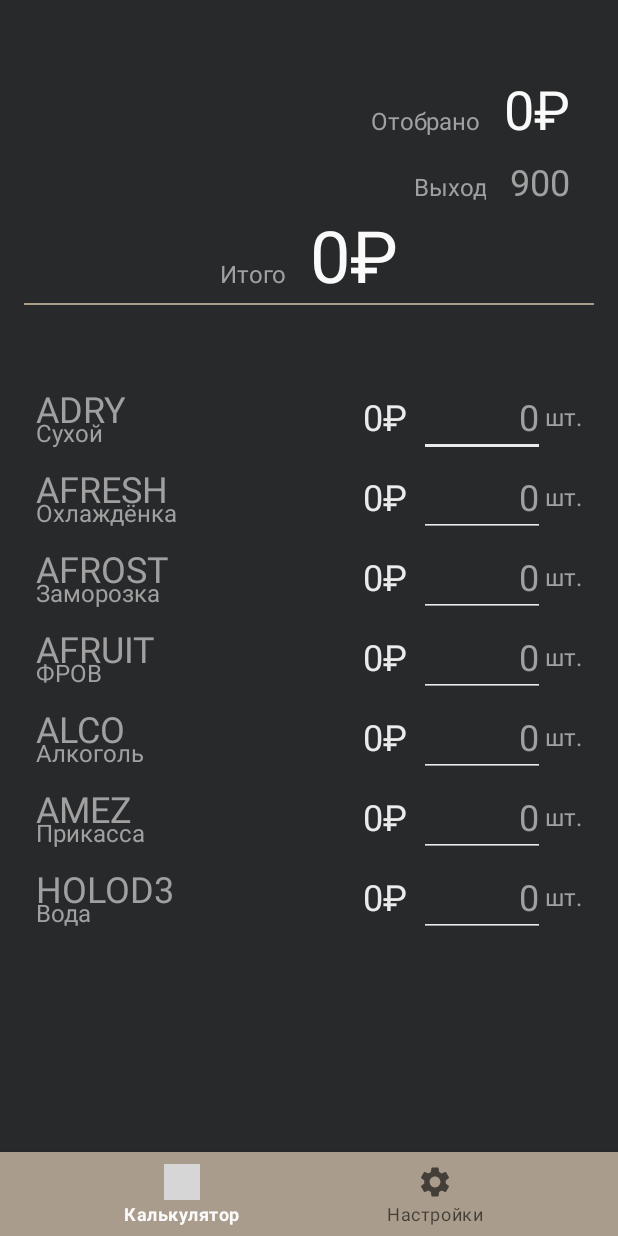
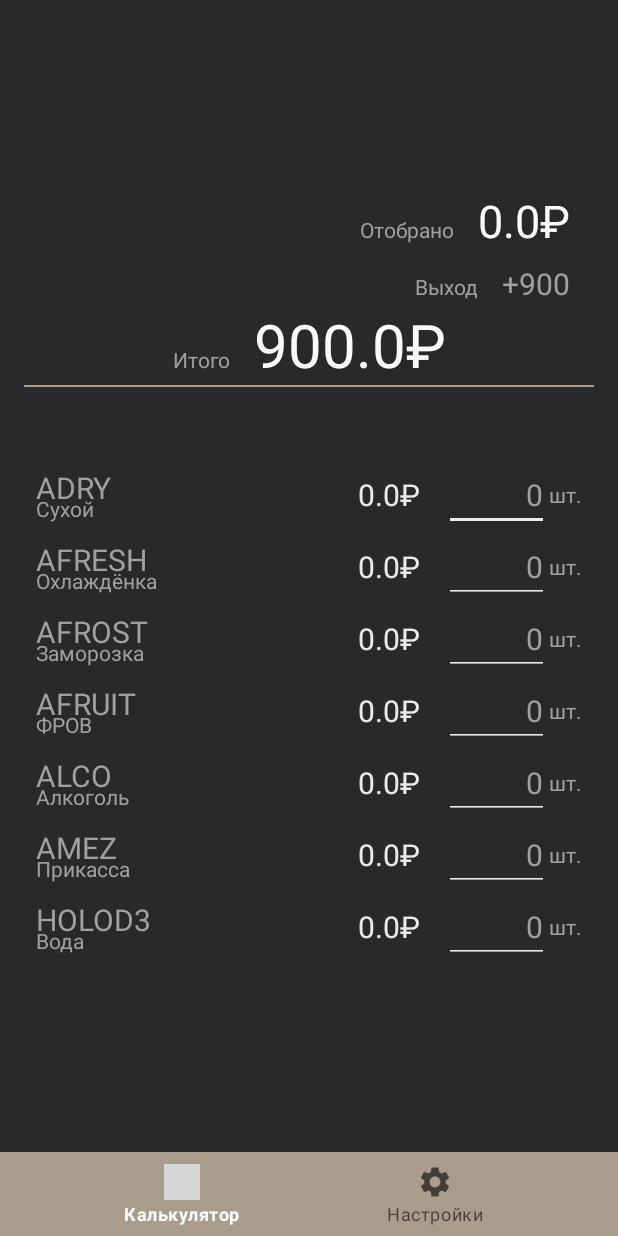
Before and after one commit to trifonovkv/Production, an Android app: the screen it shows after launch (MainActivity), on a phone screen of 412 x 824 dp. Run offline under Robolectric (Android 15) with nearby library versions, the light colour scheme and no system bars; our stand-ins replace navigation-ui; Roboto replaces fonts that are not available here; grey boxes are pictures that could not be loaded.

Commit message:
add scroll view add center settings layout

```diff
--- a/app/src/main/java/com/trifonovkv/production/MainActivity.kt
+++ b/app/src/main/java/com/trifonovkv/production/MainActivity.kt
@@ -3,12 +3,14 @@
 import android.os.Bundle
 import com.google.android.material.bottomnavigation.BottomNavigationView
 import androidx.appcompat.app.AppCompatActivity
+import androidx.core.view.WindowInsetsCompat.Type.ime
+import androidx.core.view.WindowInsetsCompat.toWindowInsetsCompat
+import androidx.core.view.isGone
 import androidx.navigation.fragment.NavHostFragment
 import androidx.navigation.ui.AppBarConfiguration
 import androidx.navigation.ui.setupActionBarWithNavController
 import androidx.navigation.ui.setupWithNavController
-import com.example.production.R
-import com.example.production.databinding.ActivityMainBinding
+import com.trifonovkv.production.databinding.ActivityMainBinding
 
 class MainActivity : AppCompatActivity() {
 
@@ -35,5 +37,11 @@
         )
         setupActionBarWithNavController(navController, appBarConfiguration)
         navView.setupWithNavController(navController)
+
+        window.decorView.setOnApplyWindowInsetsListener { view, insets ->
+            val insetsCompat = toWindowInsetsCompat(insets, view)
+            navView.isGone = insetsCompat.isVisible(ime())
+            view.onApplyWindowInsets(insets)
+        }
     }
 }
--- a/app/src/main/java/com/trifonovkv/production/ui/calc/CalcFragment.kt
+++ b/app/src/main/java/com/trifonovkv/production/ui/calc/CalcFragment.kt
@@ -8,9 +8,9 @@
 import androidx.core.widget.doAfterTextChanged
 import androidx.fragment.app.Fragment
 import androidx.preference.PreferenceManager
+import com.trifonovkv.production.R
+import com.trifonovkv.production.databinding.FragmentCalcBinding
 import com.trifonovkv.production.MainActivity
-import com.example.production.R
-import com.example.production.databinding.FragmentCalcBinding
 import kotlin.math.pow
 import kotlin.math.roundToInt
 
@@ -23,6 +23,14 @@
 
     private var _binding: FragmentCalcBinding? = null
     private lateinit var sharedPrefs: SharedPreferences
+    private lateinit var shiftPrice: String
+    private lateinit var adryPrice: String
+    private lateinit var afreshPrice: String
+    private lateinit var afrostPrice: String
+    private lateinit var afruitPrice: String
+    private lateinit var alcoPrice: String
+    private lateinit var amezPrice: String
+    private lateinit var holod3Price: String
 
 
     // This property is only valid between onCreateView and
@@ -47,65 +55,6 @@
         (requireActivity() as MainActivity).supportActionBar!!.hide()
 
         sharedPrefs = PreferenceManager.getDefaultSharedPreferences(context)
-        val shiftPrice = sharedPrefs.getString("shift_price", "900").toString()
-        val adryPrice = sharedPrefs.getString("adry_price", "1.30").toString()
-        val afreshPrice = sharedPrefs.getString("afresh_price", "1.90").toString()
-        val afrostPrice = sharedPrefs.getString("afrost_price", "2.54").toString()
-        val afruitPrice = sharedPrefs.getString("afruit_price", "2.54").toString()
-        val alcoPrice = sharedPrefs.getString("alco_price", "1.50").toString()
-        val amezPrice = sharedPrefs.getString("amez_price", "1.50").toString()
-        val holod3Price = sharedPrefs.getString("holod3_price", "1.30").toString()
-
-        binding.textViewShiftFee.text = shiftPrice
-
-        fun update() {
-            var handPickedResult = 0.0
-
-
-            val adryResult = (binding.editTextAdry.text.toString().toIntOrNull() ?: 0) * adryPrice.toFloat()
-            val afreshResult = (binding.editTextAfresh.text.toString().toIntOrNull() ?: 0) * afreshPrice.toFloat()
-            val afrostResult = (binding.editTextAfrost.text.toString().toIntOrNull() ?: 0) * afrostPrice.toFloat()
-            val afruitResult = (binding.editTextAfruit.text.toString().toIntOrNull() ?: 0) * afruitPrice.toFloat()
-            val alcoResult = (binding.editTextAlco.text.toString().toIntOrNull() ?: 0) * alcoPrice.toFloat()
-            val amezResult = (binding.editTextAmez.text.toString().toIntOrNull() ?: 0) * amezPrice.toFloat()
-            val holod3Result = (binding.editTextHolod3.text.toString().toIntOrNull() ?: 0) * holod3Price.toFloat()
-
-
-            handPickedResult += adryResult
-            handPickedResult += afreshResult
-            handPickedResult += afrostResult
-            handPickedResult += afruitResult
-            handPickedResult += alcoResult
-            handPickedResult += amezResult
-            handPickedResult += holod3Result
-
-            "${adryResult}${getString(R.string.ruble_sign)}".also {
-                binding.textViewAdryResult.text = it
-            }
-            "${afreshResult}${getString(R.string.ruble_sign)}".also {
-                binding.textViewAfreshResult.text = it
-            }
-            "${afrostResult}${getString(R.string.ruble_sign)}".also {
-                binding.textViewAfrostResult.text = it
-            }
-            "${afruitResult}${getString(R.string.ruble_sign)}".also {
-                binding.textViewAfruitResult.text = it
-            }
-            "${alcoResult}${getString(R.string.ruble_sign)}".also {
-                binding.textViewAlcoResult.text = it
-            }
-            "${amezResult}${getString(R.string.ruble_sign)}".also {
-                binding.textViewAmezResult.text = it
-            }
-            "${holod3Result}${getString(R.string.ruble_sign)}".also {
-                binding.textViewHolod3Result.text = it
-            }
-
-            val total = (handPickedResult + 900).roundTo(2)
-            "${handPickedResult.roundTo(2)}₽".also { binding.textViewHandpicked.text = it }
-            "${total}₽".also { binding.textViewMainResult.text = it }
-        }
-
 
         binding.editTextAdry.doAfterTextChanged {
             update()
@@ -132,8 +81,70 @@
         return root
     }
 
+    override fun onResume() {
+        super.onResume()
+        update()
+    }
+
     override fun onDestroyView() {
         super.onDestroyView()
         _binding = null
     }
+
+    private fun update() {
+        var handPickedResult = 0.0
+
+        shiftPrice = sharedPrefs.getString("shift_price", "900").toString()
+        adryPrice = sharedPrefs.getString("adry_price", "1.30").toString()
+        afreshPrice = sharedPrefs.getString("afresh_price", "1.90").toString()
+        afrostPrice = sharedPrefs.getString("afrost_price", "2.54").toString()
+        afruitPrice = sharedPrefs.getString("afruit_price", "2.54").toString()
+        alcoPrice = sharedPrefs.getString("alco_price", "1.50").toString()
+        amezPrice = sharedPrefs.getString("amez_price", "1.50").toString()
+        holod3Price = sharedPrefs.getString("holod3_price", "1.30").toString()
+
+        "+$shiftPrice".also { binding.textViewShiftFee.text = it }
+
+        val adryResult = (binding.editTextAdry.text.toString().toIntOrNull() ?: 0) * adryPrice.toDouble()
+        val afreshResult = (binding.editTextAfresh.text.toString().toIntOrNull() ?: 0) * afreshPrice.toDouble()
+        val afrostResult = (binding.editTextAfrost.text.toString().toIntOrNull() ?: 0) * afrostPrice.toDouble()
+        val afruitResult = (binding.editTextAfruit.text.toString().toIntOrNull() ?: 0) * afruitPrice.toDouble()
+        val alcoResult = (binding.editTextAlco.text.toString().toIntOrNull() ?: 0) * alcoPrice.toDouble()
+        val amezResult = (binding.editTextAmez.text.toString().toIntOrNull() ?: 0) * amezPrice.toDouble()
+        val holod3Result = (binding.editTextHolod3.text.toString().toIntOrNull() ?: 0) * holod3Price.toDouble()
+
+        handPickedResult += adryResult
+        handPickedResult += afreshResult
+        handPickedResult += afrostResult
+        handPickedResult += afruitResult
+        handPickedResult += alcoResult
+        handPickedResult += amezResult
+        handPickedResult += holod3Result
+
+        "${adryResult.roundTo(2)}${getString(R.string.ruble_sign)}".also {
+            binding.textViewAdryResult.text = it
+        }
+        "${afreshResult.roundTo(2)}${getString(R.string.ruble_sign)}".also {
+            binding.textViewAfreshResult.text = it
+        }
+        "${afrostResult.roundTo(2)}${getString(R.string.ruble_sign)}".also {
+            binding.textViewAfrostResult.text = it
+        }
+        "${afruitResult.roundTo(2)}${getString(R.string.ruble_sign)}".also {
+            binding.textViewAfruitResult.text = it
+        }
+        "${alcoResult.roundTo(2)}${getString(R.string.ruble_sign)}".also {
+            binding.textViewAlcoResult.text = it
+        }
+        "${amezResult.roundTo(2)}${getString(R.string.ruble_sign)}".also {
+            binding.textViewAmezResult.text = it
+        }
+        "${holod3Result.roundTo(2)}${getString(R.string.ruble_sign)}".also {
+            binding.textViewHolod3Result.text = it
+        }
+
+        val total = (handPickedResult + shiftPrice.toDouble()).roundTo(2)
+        "${handPickedResult.roundTo(2)}₽".also { binding.textViewHandpicked.text = it }
+        "${total}₽".also { binding.textViewMainResult.text = it }
+    }
 }
--- a/app/src/main/java/com/trifonovkv/production/ui/settings/SettingsFragment.kt
+++ b/app/src/main/java/com/trifonovkv/production/ui/settings/SettingsFragment.kt
@@ -8,7 +8,7 @@
 import android.view.ViewGroup
 import androidx.core.widget.doAfterTextChanged
 import androidx.preference.PreferenceManager
-import com.example.production.databinding.FragmentSettingsBinding
+import com.trifonovkv.production.databinding.FragmentSettingsBinding
 
 // TODO: Rename parameter arguments, choose names that match
 // the fragment initialization parameters, e.g. ARG_ITEM_NUMBER
@@ -66,7 +66,7 @@
 
         val editor = sharedPrefs.edit()
 
-        binding.editTextAdryPrice.doAfterTextChanged {
+        binding.editTextShiftPrice.doAfterTextChanged {
             editor.putString("shift_price", "$it").apply()
         }
 
@@ -92,8 +92,6 @@
             editor.putString("holod3_price", "$it").apply()
         }
 
-        // Inflate the layout for this fragment
-//        return inflater.inflate(R.layout.fragment_settings, container, false)
         return root
     }
 
--- a/app/src/main/res/layout/activity_main.xml
+++ b/app/src/main/res/layout/activity_main.xml
@@ -22,6 +22,7 @@
         android:layout_width="match_parent"
         android:layout_height="wrap_content"
         app:defaultNavHost="true"
+        app:layout_constraintBottom_toTopOf="@+id/nav_view"
         app:layout_constraintLeft_toLeftOf="parent"
         app:layout_constraintRight_toRightOf="parent"
         app:layout_constraintTop_toTopOf="parent"
--- a/app/src/main/res/layout/fragment_calc.xml
+++ b/app/src/main/res/layout/fragment_calc.xml
@@ -1,18 +1,19 @@
 <?xml version="1.0" encoding="utf-8"?>
-<LinearLayout xmlns:android="http://schemas.android.com/apk/res/android"
+
+    <LinearLayout
+        xmlns:android="http://schemas.android.com/apk/res/android"
         xmlns:tools="http://schemas.android.com/tools"
         android:layout_width="match_parent"
         android:layout_height="match_parent"
+        tools:context="com.trifonovkv.production.ui.calc.CalcFragment"
         android:orientation="vertical"
-    android:padding="16dp"
-    tools:context="com.trifonovkv.production.ui.calc.CalcFragment">
+        android:padding="16dp">
 
         <LinearLayout
             android:layout_width="match_parent"
             android:layout_height="wrap_content"
             android:orientation="horizontal"
             android:paddingStart="8dp"
-        android:paddingTop="32dp"
             android:paddingEnd="8dp"
             android:paddingBottom="8dp">
 
@@ -26,7 +27,7 @@
                 android:text="@string/handpicked"
                 android:textAlignment="textEnd"
                 android:textColor="@color/gray"
-            android:textSize="16sp" />
+                android:textSize="14sp" />
 
             <TextView
                 android:id="@+id/textViewHandpicked"
@@ -39,7 +40,7 @@
                 android:text="@string/zero_rubles"
                 android:textAlignment="textEnd"
                 android:textColor="@color/white_100"
-            android:textSize="36sp" />
+                android:textSize="30sp" />
         </LinearLayout>
 
         <LinearLayout
@@ -59,7 +60,7 @@
                 android:text="@string/shift_fee"
                 android:textAlignment="textEnd"
                 android:textColor="@color/gray"
-            android:textSize="16sp" />
+                android:textSize="14sp" />
 
             <TextView
                 android:id="@+id/textViewShiftFee"
@@ -72,7 +73,7 @@
                 android:text="@string/zero_rubles"
                 android:textAlignment="textEnd"
                 android:textColor="@color/gray"
-            android:textSize="24sp" />
+                android:textSize="20sp" />
         </LinearLayout>
 
         <LinearLayout
@@ -90,7 +91,7 @@
                 android:paddingEnd="8dp"
                 android:text="@string/result"
                 android:textColor="@color/gray"
-            android:textSize="16sp" />
+                android:textSize="14sp" />
 
             <TextView
                 android:id="@+id/textViewMainResult"
@@ -102,7 +103,7 @@
                 android:paddingEnd="8dp"
                 android:text="@string/zero_rubles"
                 android:textColor="@color/white_100"
-            android:textSize="48sp" />
+                android:textSize="40sp" />
 
         </LinearLayout>
 
@@ -110,6 +111,15 @@
             android:layout_width="match_parent"
             android:layout_height="1dp"
             android:background="@color/cacao" />
+
+    <ScrollView
+        android:layout_width="match_parent"
+        android:layout_height="wrap_content">
+
+        <LinearLayout
+            android:layout_width="match_parent"
+            android:layout_height="wrap_content"
+            android:orientation="vertical" >
 
             <LinearLayout
                 android:layout_width="match_parent"
@@ -352,3 +362,5 @@
             </LinearLayout>
 
         </LinearLayout>
+    </ScrollView>
+</LinearLayout>
--- a/app/src/main/res/values/styles.xml
+++ b/app/src/main/res/values/styles.xml
@@ -32,28 +32,28 @@
         <item name="android:layout_height">wrap_content</item>
         <item name="android:fontFamily">@font/russo_one</item>
         <item name="android:textColor">@color/gray</item>
-        <item name="android:textSize">24sp</item>
+        <item name="android:textSize">20sp</item>
     </style>
 
     <style name="position_subtext">
         <item name="android:layout_width">wrap_content</item>
         <item name="android:layout_height">wrap_content</item>
-        <item name="android:layout_marginTop">-11dp</item>
+        <item name="android:layout_marginTop">-9dp</item>
         <item name="android:fontFamily">@font/jura</item>
         <item name="android:textColor">@color/gray</item>
-        <item name="android:textSize">16sp</item>
+        <item name="android:textSize">14sp</item>
     </style>
 
     <style name="position_result">
         <item name="android:layout_width">wrap_content</item>
         <item name="android:layout_height">wrap_content</item>
         <item name="android:layout_gravity">center_vertical</item>
-        <item name="android:layout_marginEnd">8dp</item>
+        <item name="android:layout_marginEnd">16dp</item>
         <item name="android:layout_weight">1</item>
         <item name="android:fontFamily">@font/montserrat_alternates</item>
         <item name="android:gravity">end</item>
         <item name="android:textColor">@color/white_200</item>
-        <item name="android:textSize">24sp</item>
+        <item name="android:textSize">20sp</item>
         <item name="android:text">@string/zero_rubles</item>
     </style>
 
@@ -69,7 +69,7 @@
         <item name="android:inputType">numberDecimal</item>
         <item name="android:maxLength">4</item>
         <item name="android:textColor">@color/white_200</item>
-        <item name="android:textSize">24sp</item>
+        <item name="android:textSize">20sp</item>
         <item name="android:hint">@string/zero_count</item>
         <item name="android:textColorHint">@color/gray</item>
         <item name="android:digits">0123456789</item>
@@ -82,7 +82,7 @@
         <item name="android:layout_weight">0</item>
         <item name="android:fontFamily">@font/jura</item>
         <item name="android:textColor">@color/gray</item>
-        <item name="android:textSize">16sp</item>
+        <item name="android:textSize">14sp</item>
         <item name="android:text">@string/pieces</item>
     </style>
 
```
Also changed, not shown: app/src/main/AndroidManifest.xml (+4 -4 lines). Lines whose indentation alone changed are shown as unchanged.
